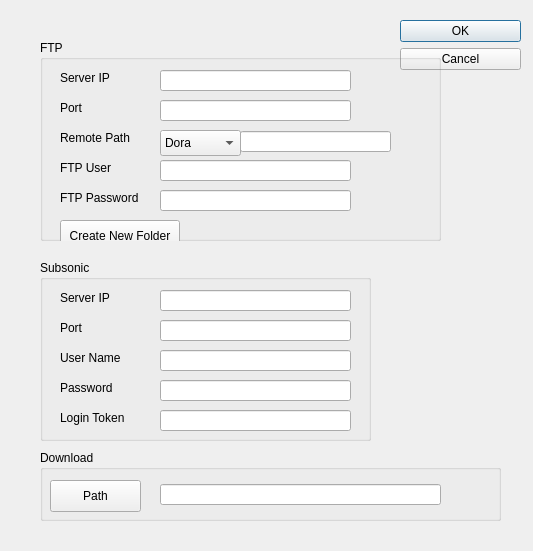
This is settingsdialog.ui in robinshi918/downloadwrapper as Qt 5 draws it before an edit. The edited form follows.
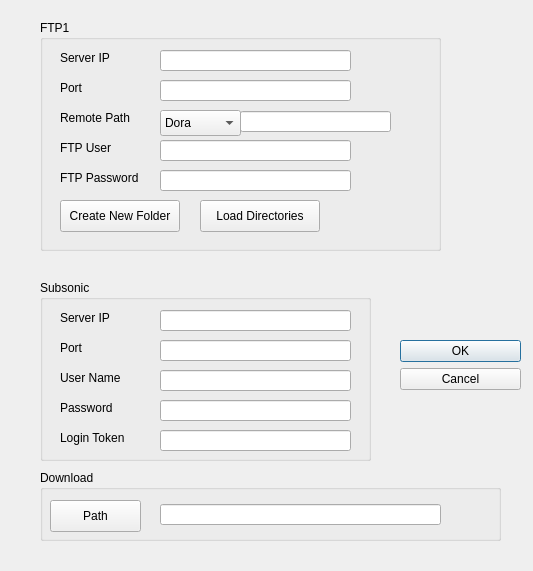
This is the edited form.

Commit message:
Add FTP directory loading functionality and improve UI layout
- Add 'Load Directories' button to fetch directories from FTP server
- Implement dynamic directory listing from music/ folder
- Add smart parsing to filter directories from FTP output
- Update Remote Path dropdown to be populated dynamically
- Move 'Load Directories' button to same row as 'Create New Folder'
- Enlarge FTP section background to properly contain buttons
- Update UI layout and positioning for better visual organization
- Add proper error handling for FTP directory operations

Diff of the .ui file:
```diff
--- a/settingsdialog.ui
+++ b/settingsdialog.ui
@@ -7,7 +7,7 @@
     <x>0</x>
     <y>0</y>
     <width>533</width>
-    <height>551</height>
+    <height>571</height>
    </rect>
   </property>
   <property name="windowTitle">
@@ -17,7 +17,7 @@
    <property name="geometry">
     <rect>
      <x>400</x>
-     <y>20</y>
+     <y>340</y>
      <width>121</width>
      <height>71</height>
     </rect>
@@ -33,13 +33,13 @@
     <property name="geometry">
      <rect>
       <x>40</x>
-      <y>40</y>
+     <y>20</y>
       <width>401</width>
-      <height>201</height>
+     <height>231</height>
      </rect>
     </property>
    <property name="title">
-    <string>FTP</string>
+    <string notr="true">FTP1</string>
    </property>
    <widget class="QLineEdit" name="ftpServerIP">
     <property name="geometry">
@@ -208,12 +208,25 @@
      <string>Create New Folder</string>
     </property>
    </widget>
+   <widget class="QPushButton" name="loadDirectoriesButton">
+    <property name="geometry">
+     <rect>
+      <x>160</x>
+      <y>180</y>
+      <width>120</width>
+      <height>32</height>
+     </rect>
+    </property>
+    <property name="text">
+     <string>Load Directories</string>
+    </property>
+   </widget>
   </widget>
      <widget class="QGroupBox" name="groupBox_2">
     <property name="geometry">
      <rect>
       <x>40</x>
-      <y>260</y>
+     <y>280</y>
       <width>331</width>
       <height>181</height>
      </rect>
@@ -347,7 +360,7 @@
     <property name="geometry">
      <rect>
       <x>40</x>
-      <y>450</y>
+     <y>470</y>
       <width>461</width>
       <height>71</height>
      </rect>
```
Left out of the diff: 8 changed lines with no effect on the pictures. Lines whose indentation alone changed are shown as unchanged. The commit also changes 2 other files.
